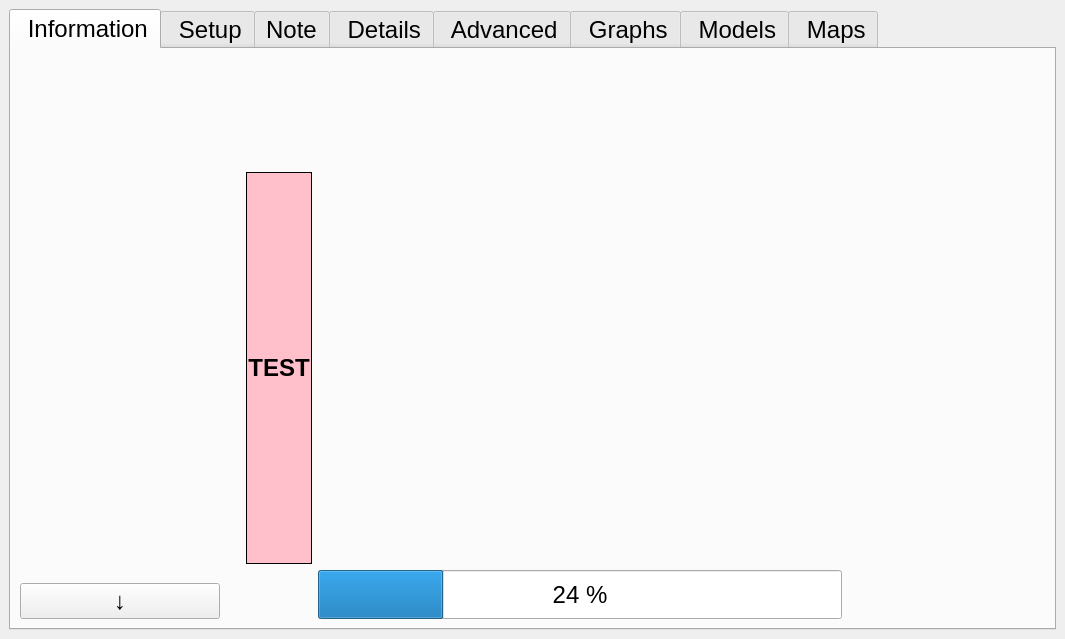
LowellInstruments/ddh5, file ddh/gui/gui_ddh.ui: the form before one commit.
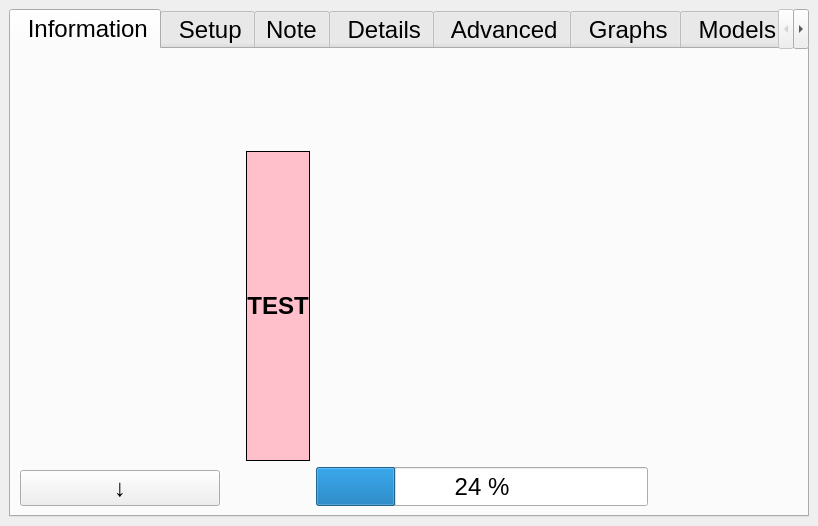
The form after the commit. Icons and pictures are not drawn.

```diff
--- a/ddh/gui/gui_ddh.ui
+++ b/ddh/gui/gui_ddh.ui
@@ -6,8 +6,8 @@
    <rect>
     <x>0</x>
     <y>0</y>
-    <width>1065</width>
-    <height>639</height>
+    <width>818</width>
+    <height>526</height>
    </rect>
   </property>
   <property name="sizePolicy">
@@ -551,42 +551,36 @@
          </spacer>
         </item>
         <item>
-         <layout class="QGridLayout" name="gridLayout" rowstretch="0,2,8,1" columnstretch="1,8,3">
+         <layout class="QGridLayout" name="gridLayout" rowstretch="0,2,8,1" columnstretch="1,8,3,0">
           <property name="sizeConstraint">
            <enum>QLayout::SetDefaultConstraint</enum>
           </property>
-          <item row="2" column="1">
-           <widget class="QLabel" name="lbl_main_img">
-            <property name="sizePolicy">
-             <sizepolicy hsizetype="Ignored" vsizetype="Ignored">
-              <horstretch>0</horstretch>
-              <verstretch>0</verstretch>
-             </sizepolicy>
-            </property>
+          <item row="2" column="0">
+           <widget class="QLabel" name="lbl_testmode">
             <property name="font">
              <font>
-              <pointsize>36</pointsize>
-              <bold>false</bold>
+              <pointsize>18</pointsize>
+              <bold>true</bold>
              </font>
             </property>
+            <property name="autoFillBackground">
+             <bool>false</bool>
+            </property>
+            <property name="styleSheet">
+             <string notr="true">background-color: pink</string>
+            </property>
             <property name="frameShape">
-             <enum>QFrame::NoFrame</enum>
+             <enum>QFrame::Box</enum>
             </property>
             <property name="text">
-             <string/>
+             <string>TEST</string>
             </property>
-            <property name="pixmap">
-             <pixmap>res/img_info_blue.png</pixmap>
-            </property>
-            <property name="scaledContents">
-             <bool>true</bool>
+            <property name="textFormat">
+             <enum>Qt::PlainText</enum>
             </property>
             <property name="alignment">
              <set>Qt::AlignCenter</set>
             </property>
-            <property name="wordWrap">
-             <bool>true</bool>
-            </property>
            </widget>
           </item>
           <item row="3" column="1">
@@ -611,34 +605,6 @@
             </property>
            </widget>
           </item>
-          <item row="2" column="0">
-           <widget class="QLabel" name="lbl_testmode">
-            <property name="font">
-             <font>
-              <pointsize>18</pointsize>
-              <bold>true</bold>
-             </font>
-            </property>
-            <property name="autoFillBackground">
-             <bool>false</bool>
-            </property>
-            <property name="styleSheet">
-             <string notr="true">background-color: pink</string>
-            </property>
-            <property name="frameShape">
-             <enum>QFrame::Box</enum>
-            </property>
-            <property name="text">
-             <string>TEST</string>
-            </property>
-            <property name="textFormat">
-             <enum>Qt::PlainText</enum>
-            </property>
-            <property name="alignment">
-             <set>Qt::AlignCenter</set>
-            </property>
-           </widget>
-          </item>
           <item row="2" column="2">
            <widget class="QLabel" name="lbl_summary_dl">
             <property name="font">
@@ -680,7 +646,57 @@
             </property>
            </spacer>
           </item>
-          <item row="1" column="1">
+          <item row="2" column="1">
+           <widget class="QLabel" name="lbl_main_img">
+            <property name="sizePolicy">
+             <sizepolicy hsizetype="Ignored" vsizetype="Ignored">
+              <horstretch>0</horstretch>
+              <verstretch>0</verstretch>
+             </sizepolicy>
+            </property>
+            <property name="font">
+             <font>
+              <pointsize>36</pointsize>
+              <bold>false</bold>
+             </font>
+            </property>
+            <property name="frameShape">
+             <enum>QFrame::NoFrame</enum>
+            </property>
+            <property name="text">
+             <string/>
+            </property>
+            <property name="pixmap">
+             <pixmap>res/img_info_blue.png</pixmap>
+            </property>
+            <property name="scaledContents">
+             <bool>true</bool>
+            </property>
+            <property name="alignment">
+             <set>Qt::AlignCenter</set>
+            </property>
+            <property name="wordWrap">
+             <bool>true</bool>
+            </property>
+           </widget>
+          </item>
+          <item row="2" column="3">
+           <spacer name="horizontalSpacer_19">
+            <property name="orientation">
+             <enum>Qt::Horizontal</enum>
+            </property>
+            <property name="sizeType">
+             <enum>QSizePolicy::Fixed</enum>
+            </property>
+            <property name="sizeHint" stdset="0">
+             <size>
+              <width>20</width>
+              <height>20</height>
+             </size>
+            </property>
+           </spacer>
+          </item>
+          <item row="1" column="0" colspan="3">
            <widget class="QLabel" name="lbl_main_txt">
             <property name="sizePolicy">
              <sizepolicy hsizetype="Ignored" vsizetype="Ignored">
```
